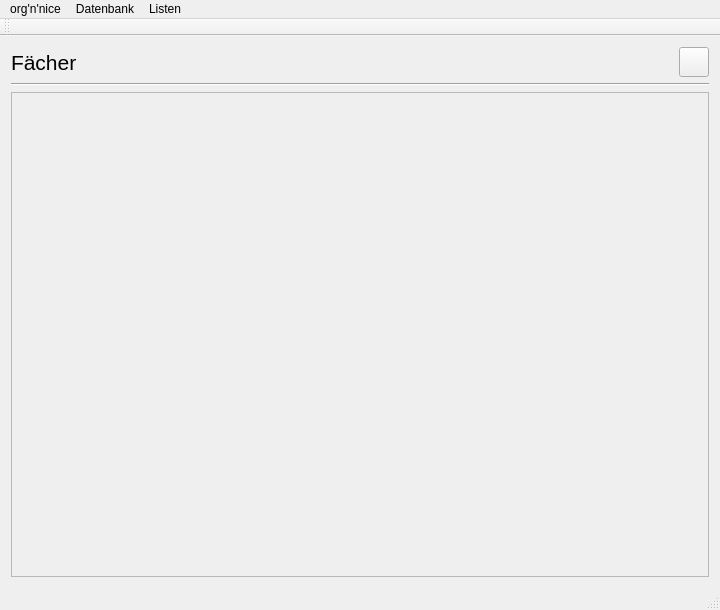
Before: the Qt Designer form mainwindow.ui in orgnnice/OrgNNice, drawn with Qt 5.
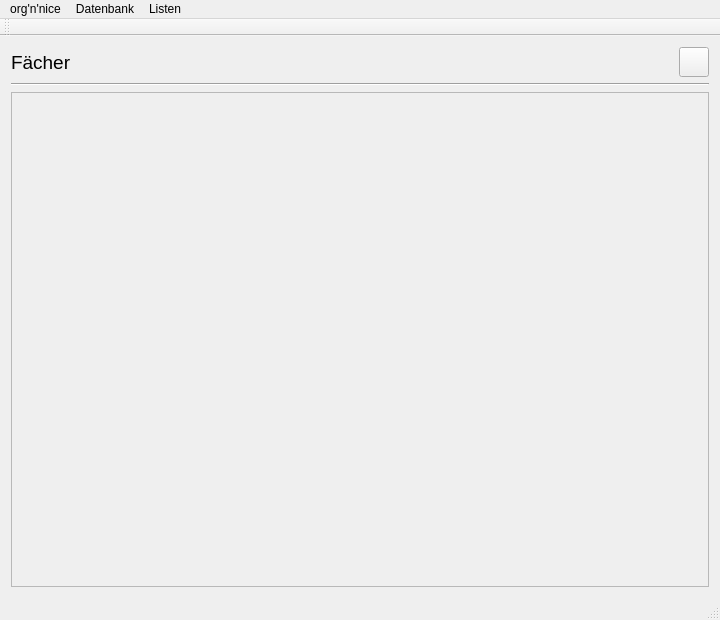
After: the same form once the commit is applied. Icons and pictures are not drawn.

Patch:
```diff
--- a/mainwindow.ui
+++ b/mainwindow.ui
@@ -7,13 +7,13 @@
     <x>0</x>
     <y>0</y>
     <width>720</width>
-    <height>610</height>
+    <height>620</height>
    </rect>
   </property>
   <property name="minimumSize">
    <size>
     <width>720</width>
-    <height>610</height>
+    <height>620</height>
    </size>
   </property>
   <property name="maximumSize">
@@ -33,7 +33,7 @@
        <widget class="QLabel" name="label">
         <property name="font">
          <font>
-          <pointsize>16</pointsize>
+          <pointsize>14</pointsize>
          </font>
         </property>
         <property name="text">
@@ -102,8 +102,8 @@
         <rect>
          <x>0</x>
          <y>0</y>
-         <width>700</width>
-         <height>487</height>
+         <width>696</width>
+         <height>478</height>
         </rect>
        </property>
        <layout class="QGridLayout" name="gridLayout"/>
```
Left out of the diff: 4 changed lines with no effect on the pictures.
